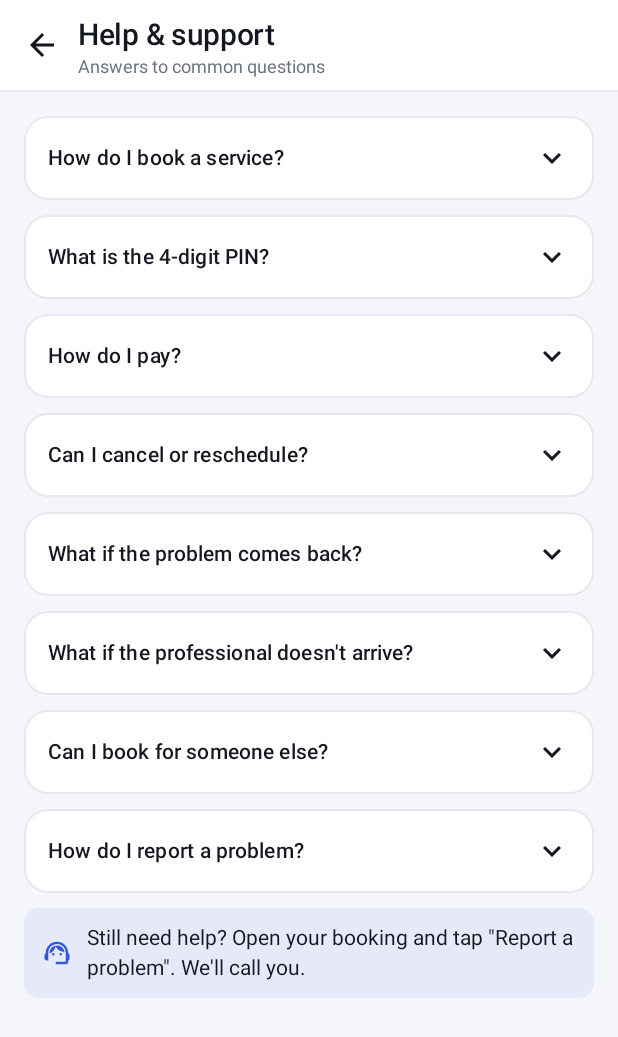
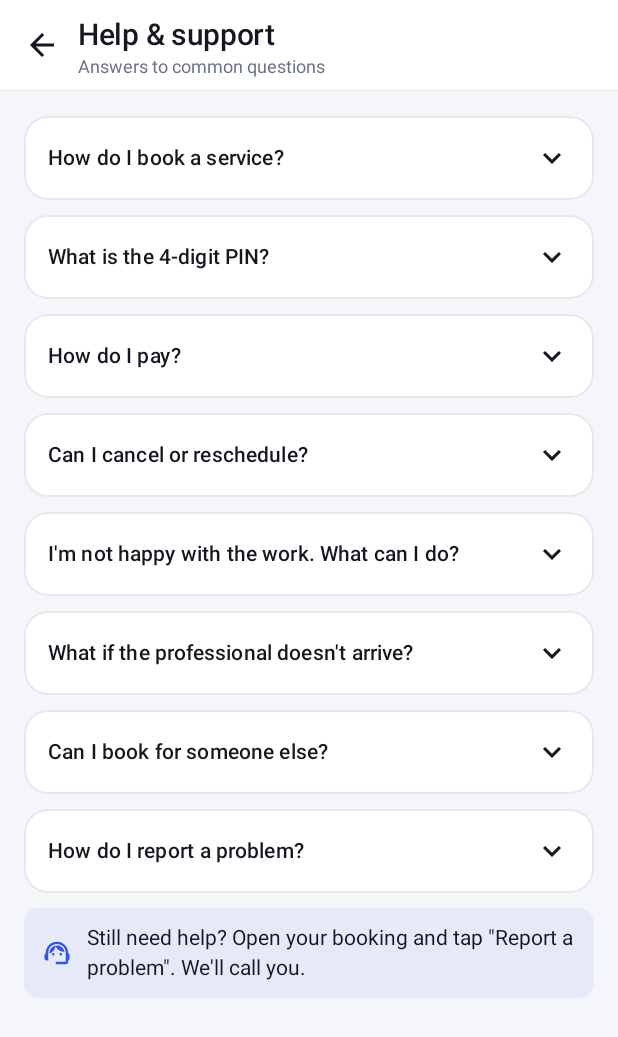
Before and after one commit to janvi0802/ServiceHub, an Android app built with Jetpack Compose: the HelpScreen screen opened through its navigation route, on a phone screen of 412 x 824 dp. Shown: the top 1037 px of the screen. Run offline under Robolectric (Android 15) with nearby library versions, the phone set to English and light mode, and no system bars; our stand-ins replace Firebase (no records; nobody signed in at launch, a user with empty details on screens opened directly).

Commit message:
Clear 'complaint - get the job redone' wording; show why favourites/addresses fail to save

```diff
--- a/app/src/main/java/com/example/servicehub/ui/admin/AdminDashboardScreen.kt
+++ b/app/src/main/java/com/example/servicehub/ui/admin/AdminDashboardScreen.kt
@@ -112,7 +112,7 @@ fun AdminDashboardScreen(
                         "Call both sides and mark as resolved", StatusRejected, onClick = onOpenComplaints)
                 }
                 if (s.openRevisits > 0) {
-                    ListRow(Icons.Filled.Replay, "${s.openRevisits} free revisit(s) waiting",
+                    ListRow(Icons.Filled.Replay, "${s.openRevisits} job redo request(s) waiting",
                         "7-day guarantee: providers must come back", StatusRequested, onClick = onOpenBookings)
                 }
                 if (s.expiredRequests > 0) {
--- a/app/src/main/java/com/example/servicehub/ui/booking/BookingDetailViewModel.kt
+++ b/app/src/main/java/com/example/servicehub/ui/booking/BookingDetailViewModel.kt
@@ -120,9 +120,9 @@ class BookingDetailViewModel(savedStateHandle: SavedStateHandle) : ViewModel() {
 
     fun markOnTheWay() = run("Customer told you are on the way.") { BookingRepository.markOnTheWay(bookingId) }
 
-    fun markRevisitDone() = run("Revisit marked as done.") { BookingRepository.markRevisitDone(bookingId) }
+    fun markRevisitDone() = run("Marked as redone. The customer has been told.") { BookingRepository.markRevisitDone(bookingId) }
 
     // ---- customer: 7-day guarantee
     fun requestRevisit(reason: String) =
-        run("Revisit requested. The professional will contact you.") { BookingRepository.requestRevisit(bookingId, reason) }
+        run("Complaint sent. The professional will contact you to redo the job free.") { BookingRepository.requestRevisit(bookingId, reason) }
 }
--- a/app/src/main/java/com/example/servicehub/ui/common/HelpScreen.kt
+++ b/app/src/main/java/com/example/servicehub/ui/common/HelpScreen.kt
@@ -49,9 +49,9 @@ val customerFaqs = listOf(
     Faq("Can I cancel or reschedule?",
         "Yes, while the booking is Requested or Accepted. Open the booking and tap Cancel booking or Reschedule. " +
             "If you reschedule an accepted booking, the professional must accept the new time again."),
-    Faq("What if the problem comes back?",
-        "Every completed job has a $GUARANTEE_DAYS-day guarantee. Open the booking and tap \"Problem came back? Free revisit\". " +
-            "The professional will come back at no extra cost."),
+    Faq("I'm not happy with the work. What can I do?",
+        "Every completed job has a $GUARANTEE_DAYS-day guarantee. Open the booking and tap \"Not happy with the work? Get it redone free\". " +
+            "Describe what's wrong and the professional will come back and redo the job at no extra cost."),
     Faq("What if the professional doesn't arrive?",
         "You'll see \"On the way\" when they leave. If they don't come, call them from the booking, reschedule, or cancel. " +
             "You can also report it to us."),
@@ -73,9 +73,9 @@ val providerFaqs = listOf(
         "You keep the service price and any extra parts. The ₹${FixedData.VISIT_FEE} visit fee is ServiceHub's platform fee."),
     Faq("I can't come to an accepted job.",
         "Open the job and tap \"Can't come? Cancel this job\" with a reason. The customer is told at once."),
-    Faq("What is a free revisit?",
-        "If the same problem comes back within $GUARANTEE_DAYS days, the customer can ask you to come back for free. " +
-            "It appears under Jobs → Free revisits. Mark it done after fixing it."),
+    Faq("A customer complained. What do I do?",
+        "Within $GUARANTEE_DAYS days of a job, a customer who is not happy can ask you to redo it for free. " +
+            "It appears under Jobs → Job redo requests. Call them, redo the work, then tap \"Mark as redone\"."),
 )
 
 /** Help & support: tap a question to show its answer. */
--- a/app/src/main/java/com/example/servicehub/ui/common/NotificationsScreen.kt
+++ b/app/src/main/java/com/example/servicehub/ui/common/NotificationsScreen.kt
@@ -127,6 +127,8 @@ fun NotificationsScreen(
 
 /** Which icon and colour a notification gets, chosen from its title. */
 fun notificationStyle(title: String): Pair<ImageVector, Color> = when {
+    title.contains("complaint", true) -> Icons.Filled.Cancel to StatusRequested
+    title.contains("redone", true) -> Icons.Filled.TaskAlt to StatusCompleted
     title.contains("request", true) -> Icons.Filled.NotificationsActive to StatusRequested
     title.contains("accepted", true) || title.contains("approved", true) && !title.contains("not", true) ->
         Icons.Filled.CheckCircle to StatusAccepted
--- a/app/src/main/java/com/example/servicehub/ui/components/BookingParts.kt
+++ b/app/src/main/java/com/example/servicehub/ui/components/BookingParts.kt
@@ -128,8 +128,8 @@ fun timelineSteps(booking: Booking): List<Pair<String, Long>> {
     if (booking.onTheWayAt > 0) steps += "On the way" to booking.onTheWayAt
     if (booking.startedAt > 0) steps += "Started" to booking.startedAt
     if (booking.completedAt > 0) steps += "Completed" to booking.completedAt
-    if (booking.revisitRequestedAt > 0) steps += "Revisit requested" to booking.revisitRequestedAt
-    if (booking.revisitDoneAt > 0) steps += "Revisit done" to booking.revisitDoneAt
+    if (booking.revisitRequestedAt > 0) steps += "Complaint: redo requested" to booking.revisitRequestedAt
+    if (booking.revisitDoneAt > 0) steps += "Job redone" to booking.revisitDoneAt
     when (booking.bookingStatus) {
         BookingStatus.REJECTED -> steps += "Rejected" to booking.updatedAt
         BookingStatus.CANCELLED -> steps += "Cancelled" to booking.updatedAt
--- a/app/src/main/java/com/example/servicehub/ui/customer/FavoritesScreen.kt
+++ b/app/src/main/java/com/example/servicehub/ui/customer/FavoritesScreen.kt
@@ -47,6 +47,7 @@ import kotlinx.coroutines.flow.stateIn
 class FavoritesViewModel : ViewModel() {
     private val favoritesHelper = FavoritesHelper(viewModelScope)
     val favoriteIds: StateFlow<Set<String>> = favoritesHelper.ids
+    val error = favoritesHelper.error
     fun toggle(providerId: String) = favoritesHelper.toggle(providerId)
 
     /** The favourite professionals, live. Whenever the list of ids changes, listen again. */
@@ -80,6 +81,8 @@ fun FavoritesScreen(
     val providers by viewModel.providers.collectAsState()
     val ids by viewModel.favoriteIds.collectAsState()
     val services by viewModel.services.collectAsState()
+    val error by viewModel.error.collectAsState()
+    ToastMessage(error) { viewModel.error.value = null }
     val shown = providers.filter { it.id in ids }.sortedBy { it.name }
 
     Column(Modifier.fillMaxSize()) {
--- a/app/src/main/java/com/example/servicehub/ui/customer/ServiceDetailScreen.kt
+++ b/app/src/main/java/com/example/servicehub/ui/customer/ServiceDetailScreen.kt
@@ -134,7 +134,7 @@ fun ServiceDetailScreen(
                 CardTitle("Our promise")
                 Point(Icons.Filled.Verified, StatusCompleted, "Professionals approved by the ServiceHub team")
                 Point(Icons.Filled.CurrencyRupee, StatusCompleted, "Fixed price shown before you book")
-                Point(Icons.Filled.Replay, StatusCompleted, "$GUARANTEE_DAYS-day free revisit if the problem comes back")
+                Point(Icons.Filled.Replay, StatusCompleted, "Not happy? The job is redone free within $GUARANTEE_DAYS days")
             }
         }
 
--- a/app/src/main/java/com/example/servicehub/ui/profile/ProfileViewModel.kt
+++ b/app/src/main/java/com/example/servicehub/ui/profile/ProfileViewModel.kt
@@ -7,6 +7,7 @@ import com.example.servicehub.data.model.SavedAddress
 import com.example.servicehub.data.model.User
 import com.example.servicehub.data.repository.AuthRepository
 import com.example.servicehub.data.repository.UserRepository
+import com.example.servicehub.data.repository.saveErrorMessage
 import kotlinx.coroutines.flow.MutableStateFlow
 import kotlinx.coroutines.flow.StateFlow
 import kotlinx.coroutines.flow.update
@@ -109,7 +110,7 @@ class ProfileViewModel : ViewModel() {
             UserRepository.setSavedAddresses(user.id, list)
             _uiState.update { it.copy(user = user.copy(savedAddresses = list), message = successText) }
         } catch (e: Exception) {
-            _uiState.update { it.copy(message = "Could not save the address. Check internet.") }
+            _uiState.update { it.copy(message = saveErrorMessage(e)) }
         }
     }
 
--- a/app/src/main/java/com/example/servicehub/ui/provider/JobDetailScreen.kt
+++ b/app/src/main/java/com/example/servicehub/ui/provider/JobDetailScreen.kt
@@ -206,16 +206,16 @@ fun JobDetailScreen(
                     if (booking.revisitStatus == RevisitStatus.REQUESTED) {
                         InfoBanner(
                             Icons.Filled.Replay,
-                            "Free revisit requested: \"${booking.revisitReason}\". Call the customer and fix it.",
+                            "Complaint – customer asked you to redo this job free: \"${booking.revisitReason}\". Call the customer and fix it.",
                             StatusRequested,
                         )
                         Button(
                             onClick = viewModel::markRevisitDone,
                             enabled = !isBusy,
                             modifier = Modifier.fillMaxWidth().height(50.dp),
-                        ) { Text("Mark revisit done") }
+                        ) { Text("Mark as redone") }
                     } else if (booking.revisitStatus == RevisitStatus.DONE) {
-                        InfoBanner(Icons.Filled.TaskAlt, "Free revisit completed.", StatusCompleted)
+                        InfoBanner(Icons.Filled.TaskAlt, "Job redone free of charge after the customer's complaint.", StatusCompleted)
                     }
                     OutlinedButton(
                         onClick = { onReceipt(booking.id) },
--- a/app/src/main/java/com/example/servicehub/ui/provider/ProviderScreens.kt
+++ b/app/src/main/java/com/example/servicehub/ui/provider/ProviderScreens.kt
@@ -353,7 +353,7 @@ fun ProviderRequestsScreen(
             verticalArrangement = Arrangement.spacedBy(12.dp),
         ) {
             if (revisits.isNotEmpty()) {
-                jobSection("Free revisits (${revisits.size})", revisits, "", onJobClick)
+                jobSection("Job redo requests (${revisits.size})", revisits, "", onJobClick)
             }
             jobSection("New requests (${requests.size})", requests, "No new requests.", onJobClick)
             jobSection("Upcoming (${upcoming.size})", upcoming, "No upcoming jobs.", onJobClick)
```
Also changed, not shown: app/src/main/java/com/example/servicehub/data/repository/BookingRepository.kt (+6 -6 lines), app/src/main/java/com/example/servicehub/data/repository/UserRepository.kt (+13 -0 lines), app/src/main/java/com/example/servicehub/ui/customer/BookingDetailScreen.kt (+6 -6 lines), app/src/main/java/com/example/servicehub/ui/customer/ProviderScreens.kt (+30 -1 lines), 1 other file.
